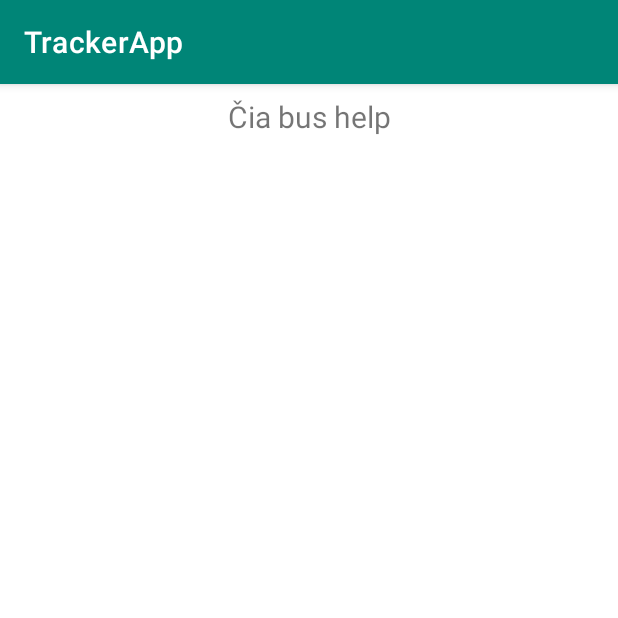
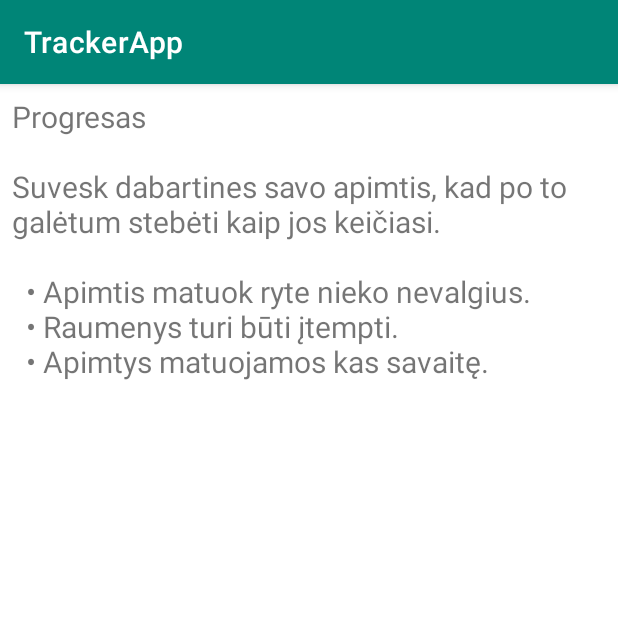
Before and after one commit to lukkna/tracker-app, an Android app: the fragment HelpFragment shown on its own in the app's theme, on a phone screen of 412 x 824 dp, the top half of it. Run offline under Robolectric (Android 15) with nearby library versions, the phone set to English and light mode, and no system bars.

Commit message:
help text

```diff
--- a/app/src/main/java/eu/vk/trackerapp/ui/help/HelpViewModel.java
+++ b/app/src/main/java/eu/vk/trackerapp/ui/help/HelpViewModel.java
@@ -5,12 +5,15 @@ import androidx.lifecycle.MutableLiveData;
 import androidx.lifecycle.ViewModel;
 
 public class HelpViewModel extends ViewModel {
-
     private MutableLiveData<String> mText;
 
     public HelpViewModel() {
         mText = new MutableLiveData<>();
-        mText.setValue("Čia bus help");
+        mText.setValue("Progresas\n\n" +
+                "Suvesk dabartines savo apimtis, kad po to galėtum stebėti kaip jos keičiasi. \n\n" +
+                "  • Apimtis matuok ryte nieko nevalgius.\n" +
+                "  • Raumenys turi būti įtempti.\n" +
+                "  • Apimtys matuojamos kas savaitę.\n");
     }
 
     public LiveData<String> getText() {
--- a/app/src/main/res/layout/fragment_help.xml
+++ b/app/src/main/res/layout/fragment_help.xml
@@ -11,7 +11,7 @@
             android:layout_marginStart="8dp"
             android:layout_marginTop="8dp"
             android:layout_marginEnd="8dp"
-            android:textAlignment="center"
+            android:textAlignment="viewStart"
             android:textSize="20sp"
             app:layout_constraintEnd_toEndOf="parent"
             app:layout_constraintStart_toStartOf="parent"
```
